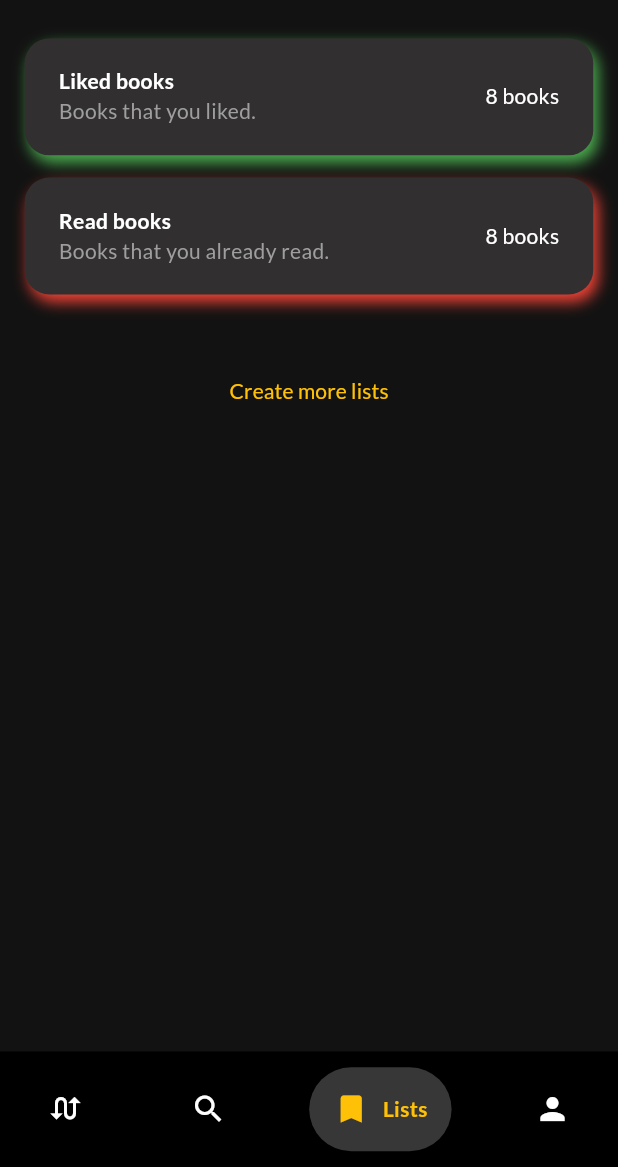
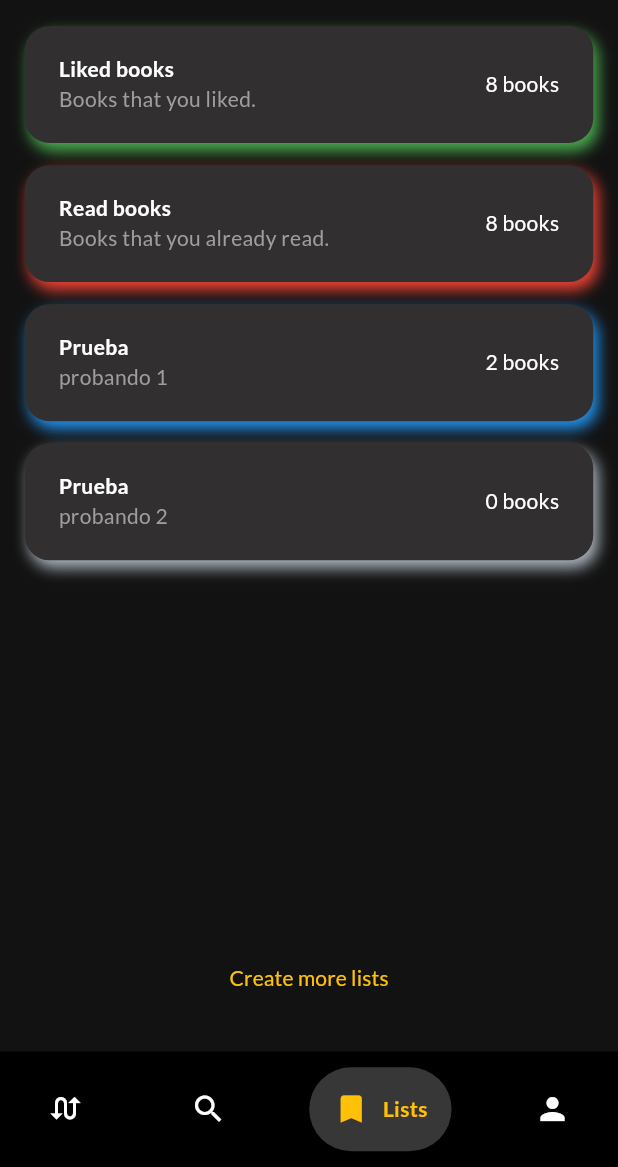
Before and after one commit to bdominguez6/App_Pumpun, a Flutter app: the screen it shows after launch, item 3 of the bottom bar chosen, on a phone screen of 412 x 824 dp, the part 69-1236 px from its top. Run offline on Flutter 3.47's test engine with Material 3 defaults, Android fonts, the light colour scheme and no system bars; drawn by our look-alikes of google_nav_bar; our stand-ins replace flutter_colorpicker, fluttertoast; accounts and stored records are empty.

Commit message:
feat(dissmiss and reorder items): WIP

```diff
--- a/app/lib/data/dummy/dummy_david.dart
+++ b/app/lib/data/dummy/dummy_david.dart
@@ -1,5 +1,7 @@
 import 'package:app/models/book.dart';
+import 'package:app/models/booklist.dart';
 import 'package:app/models/user.dart';
+import 'package:flutter/material.dart';
 
 class DummyDavid {
   DummyDavid() {
@@ -33,7 +35,16 @@ class DummyDavid {
       description:
           "Lorem ipsum dolor sit amet, consectetur adipiscing elit. Maecenas in quam mollis, aliquet quam in, cursus erat. Lorem ipsum dolor sit amet, consectetur adipiscing elit. Nunc viverra aliquet sapien nec eleifend. Nunc euismod a lorem non posuere. Etiam molestie imperdiet ornare. Suspendisse a sem eget eros commodo pellentesque quis maximus tortor. Maecenas iaculis vestibulum magna, at malesuada elit interdum id. Aliquam ac ante erat. Mauris facilisis elementum cursus. Vivamus hendrerit mauris a magna mollis auctor. Nulla auctor consequat mi in pulvinar. Maecenas at urna at neque tempus pulvinar. Nulla vitae diam condimentum, venenatis libero eu, ornare erat.Aenean ultricies, leo fringilla elementum gravida, ipsum lacus pellentesque leo, eu molestie mauris velit quis nunc. Morbi ac eros felis. Praesent et tellus libero. Vivamus efficitur lectus elit, ut ultricies leo pellentesque vitae. Ut auctor lectus eu sollicitudin lobortis.",
     );
-    // Method to fill the liked book list
+
+    // Method to fill the book lists
+    userDummy!.createdBookLists.add(
+        BookList(title: 'Prueba', subtitle: 'probando 1', color: Colors.blue));
+    userDummy!.createdBookLists.add(BookList(
+        title: 'Prueba',
+        subtitle: 'probando 2',
+        color: const Color.fromARGB(255, 175, 186, 196)));
+    userDummy!.createdBookLists[0].books.insert(0, book1);
+    userDummy!.createdBookLists[0].books.insert(0, book1);
     for (int index = 0; index < 4; index++) {
       userDummy!.defaultBookLists[1].books.insert(0, book1);
       userDummy!.defaultBookLists[1].books.insert(0, book2);
--- a/app/lib/widgets/booklist_screen/booklists_screen.dart
+++ b/app/lib/widgets/booklist_screen/booklists_screen.dart
@@ -5,6 +5,7 @@ import 'package:app/models/booklist.dart';
 import 'package:app/widgets/booklist_screen/booklist_item.dart';
 import 'package:app/widgets/booklist_screen/booklistdetails_screen.dart';
 import 'package:flutter/material.dart';
+import 'package:fluttertoast/fluttertoast.dart';
 
 import '../../models/user.dart';
 
@@ -75,11 +76,25 @@ class _BookListsScreenState extends State<BookListsScreen> {
         mainAxisSize: MainAxisSize.max,
         children: [
           Flexible(
-            child: ListView.builder(
-              padding:
-                  EdgeInsets.symmetric(vertical: ScreenConstants.height * 0.01),
-              shrinkWrap: true,
-              itemCount: widget.user!.allBookListsToShow.length,
+              child: /*ReorderableListView.builder(
+              onReorder: (int oldIndex, int newIndex) {
+                setState(() {
+                  if (oldIndex > 1 && newIndex > 1) {
+                    BookList value =
+                        widget.user!.createdBookLists.removeAt(oldIndex - 2);
+                    widget.user!.createdBookLists.insert(newIndex - 2, value);
+                  } else {
+                    Fluttertoast.showToast(
+                        msg: 'You can\'t move default lists',
+                        toastLength: Toast.LENGTH_SHORT,
+                        gravity: ToastGravity.BOTTOM,
+                        timeInSecForIosWeb: 1,
+                        backgroundColor: Colors.red,
+                        textColor: Colors.white,
+                        fontSize: 16.0);
+                  }
+                });
+              },
               itemBuilder: (context, index) => GestureDetector(
                 onTap: () {
                   Navigator.push(
@@ -90,6 +105,7 @@ class _BookListsScreenState extends State<BookListsScreen> {
                                     widget.user!.allBookListsToShow[index],
                               )));
                 },
+                key: ValueKey(index),
                 child: Padding(
                   padding: EdgeInsets.symmetric(
                       horizontal: ScreenConstants.width * 0.04,
@@ -98,8 +114,90 @@ class _BookListsScreenState extends State<BookListsScreen> {
                       booklist: widget.user!.allBookListsToShow[index]),
                 ),
               ),
-            ),
-          ),
+              itemCount: widget.user!.allBookListsToShow.length,
+            ),*/
+                  //TODO separate on other file
+                  ListView(
+            children: [
+              /*ListView.builder(
+                padding: EdgeInsets.symmetric(
+                    vertical: ScreenConstants.height * 0.01),
+                shrinkWrap: true,
+                itemCount: widget.user!.allBookListsToShow.length,
+                itemBuilder: (context, index) => GestureDetector(
+                  onTap: () {
+                    Navigator.push(
+                        context,
+                        MaterialPageRoute(
+                            builder: (context) => BookListDetailsScreen(
+                                  currentList:
+                                      widget.user!.allBookListsToShow[index],
+                                )));
+                  },
+                  child: Padding(
+                    padding: EdgeInsets.symmetric(
+                        horizontal: ScreenConstants.width * 0.04,
+                        vertical: ScreenConstants.height * 0.009),
+                    child: BookListItem(
+                        booklist: widget.user!.allBookListsToShow[index]),
+                  ),
+                ),
+              ),*/
+              ReorderableListView.builder(
+                shrinkWrap: true,
+                onReorder: (int oldIndex, int newIndex) {
+                  setState(() {
+                    if (oldIndex > 1 && newIndex > 1) {
+                      BookList value =
+                          widget.user!.createdBookLists.removeAt(oldIndex - 2);
+                      widget.user!.createdBookLists.insert(newIndex - 2, value);
+                    } else {
+                      Fluttertoast.showToast(
+                          msg: 'You can\'t move default lists',
+                          toastLength: Toast.LENGTH_SHORT,
+                          gravity: ToastGravity.BOTTOM,
+                          timeInSecForIosWeb: 1,
+                          backgroundColor: Colors.red,
+                          textColor: Colors.white,
+                          fontSize: 16.0);
+                    }
+                  });
+                },
+                itemBuilder: (context, index) => GestureDetector(
+                    onTap: () {
+                      Navigator.push(
+                          context,
+                          MaterialPageRoute(
+                              builder: (context) => BookListDetailsScreen(
+                                    currentList:
+                                        widget.user!.allBookListsToShow[index],
+                                  )));
+                    },
+                    key: ValueKey(index),
+                    child: Dismissible(
+                      key: ValueKey(index),
+                      onDismissed: (direction) {
+                        setState(() {
+                          String itemDeleted = widget.user!.allBookListsToShow
+                              .removeAt(index)
+                              .title;
+                          ScaffoldMessenger.of(context).showSnackBar(
+                            SnackBar(content: Text('$itemDeleted dismissed')),
+                          );
+                        });
+                      },
+                      child: Padding(
+                        padding: EdgeInsets.symmetric(
+                            horizontal: ScreenConstants.width * 0.04,
+                            vertical: ScreenConstants.height * 0.009),
+                        child: BookListItem(
+                            booklist: widget.user!.allBookListsToShow[index]),
+                      ),
+                    )),
+                itemCount: widget.user!.allBookListsToShow.length,
+              ),
+            ],
+          )),
           //TODO: change the message to appear only at certain width
           //if there are less than 4 created list we include the + button after the lists presentation (to fill the empty space)
           if (widget.user!.createdBookLists.length < 4)
--- a/app/pubspec.yaml
+++ b/app/pubspec.yaml
@@ -33,6 +33,7 @@ dependencies:
   cupertino_icons: ^1.0.6
   flutter_colorpicker: ^1.0.3
   google_nav_bar: ^5.0.6
+  fluttertoast: ^8.2.4
 
   # The following adds the Cupertino Icons font to your application.
   # Use with the CupertinoIcons class for iOS style icons.
```
Also changed, not shown: app/pubspec.lock.
